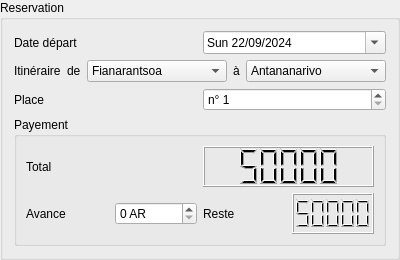
Qt form src/views/Booking/BookingView.ui (DinaTolotra/QReservation) before a commit.
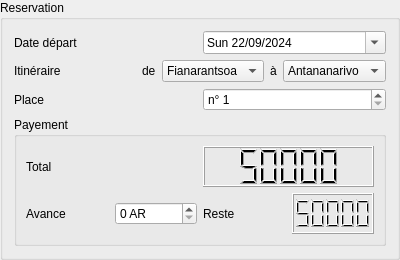
The same form after that commit.

Commit message: Process a booking creation

Diff of the .ui file:
```diff
--- a/src/views/Booking/BookingView.ui
+++ b/src/views/Booking/BookingView.ui
@@ -66,6 +66,19 @@
        </property>
       </widget>
      </item>
+     <item>
+      <spacer name="horizontalSpacer">
+       <property name="orientation">
+        <enum>Qt::Orientation::Horizontal</enum>
+       </property>
+       <property name="sizeHint" stdset="0">
+        <size>
+         <width>40</width>
+         <height>20</height>
+        </size>
+       </property>
+      </spacer>
+     </item>
      <item>
       <layout class="QHBoxLayout" name="horizontalLayout">
        <item>
```
The commit also changes 22 other files.
